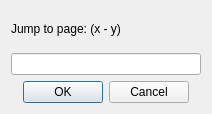
This is nhentai_gui/page_jump.ui in DukeValentine/nhentai-downloader as Qt 5 draws it before an edit. The edited form follows.
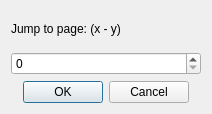
This is the edited form.

Commit message: subclass qprogressbar, put methods directly instead of using a second class to pass to download method

```diff
--- a/nhentai_gui/page_jump.ui
+++ b/nhentai_gui/page_jump.ui
@@ -28,7 +28,7 @@
     </widget>
    </item>
    <item row="1" column="0">
-    <widget class="QLineEdit" name="lineEdit"/>
+    <widget class="QSpinBox" name="spinBox"/>
    </item>
    <item row="2" column="0">
     <widget class="QDialogButtonBox" name="buttonBox">
```
Left out of the diff: 8 changed lines with no effect on the pictures. The commit also changes 6 other files.
